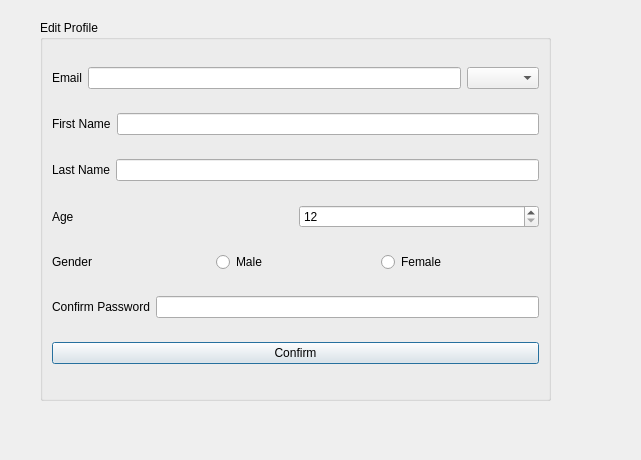
Above: In4B00king/editprofile.ui from leejm17/ICT1009-In4B00king before the change. Below: the same form after it.
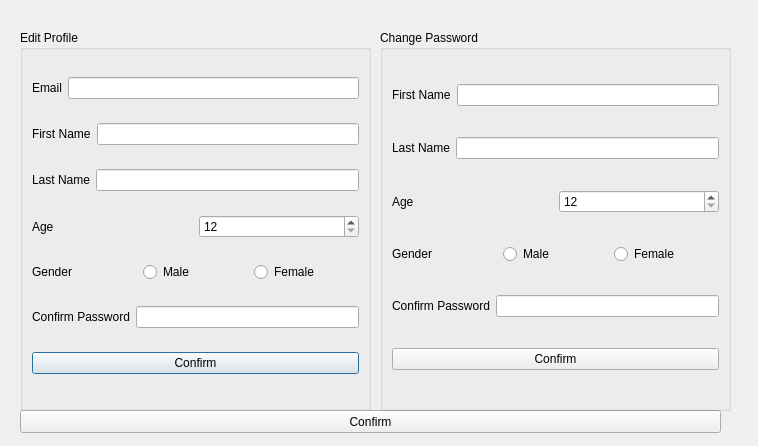
That is the form after the change.

Commit message: Edited Register and added forget password

Diff of the .ui file:
```diff
--- a/In4B00king/editprofile.ui
+++ b/In4B00king/editprofile.ui
@@ -6,8 +6,8 @@
    <rect>
     <x>0</x>
     <y>0</y>
-    <width>641</width>
-    <height>460</height>
+    <width>758</width>
+    <height>446</height>
    </rect>
   </property>
   <property name="windowTitle">
@@ -16,9 +16,9 @@
   <widget class="QGroupBox" name="groupBox">
    <property name="geometry">
     <rect>
-     <x>40</x>
-     <y>20</y>
-     <width>511</width>
+     <x>20</x>
+     <y>30</y>
+     <width>351</width>
      <height>381</height>
     </rect>
    </property>
@@ -48,9 +48,6 @@
         </property>
        </widget>
       </item>
-      <item>
-       <widget class="QComboBox" name="comboBox"/>
-      </item>
      </layout>
     </item>
     <item>
@@ -171,6 +168,150 @@
     </item>
    </layout>
   </widget>
+  <widget class="QPushButton" name="Register_3">
+   <property name="geometry">
+    <rect>
+     <x>20</x>
+     <y>410</y>
+     <width>701</width>
+     <height>23</height>
+    </rect>
+   </property>
+   <property name="text">
+    <string>Confirm</string>
+   </property>
+  </widget>
+  <widget class="QGroupBox" name="groupBox_2">
+   <property name="geometry">
+    <rect>
+     <x>380</x>
+     <y>30</y>
+     <width>351</width>
+     <height>381</height>
+    </rect>
+   </property>
+   <property name="title">
+    <string>Change Password</string>
+   </property>
+   <layout class="QVBoxLayout" name="verticalLayout_2">
+    <item>
+     <layout class="QHBoxLayout" name="horizontalLayout_8">
+      <item>
+       <widget class="QLabel" name="label_8">
+        <property name="text">
+         <string>First Name</string>
+        </property>
+       </widget>
+      </item>
+      <item>
+       <widget class="QLineEdit" name="Fname_2">
+        <property name="maximumSize">
+         <size>
+          <width>432</width>
+          <height>16777215</height>
+         </size>
+        </property>
+       </widget>
+      </item>
+     </layout>
+    </item>
+    <item>
+     <layout class="QHBoxLayout" name="horizontalLayout_9">
+      <item>
+       <widget class="QLabel" name="label_9">
+        <property name="text">
+         <string>Last Name</string>
+        </property>
+       </widget>
+      </item>
+      <item>
+       <widget class="QLineEdit" name="Lname_2">
+        <property name="maximumSize">
+         <size>
+          <width>433</width>
+          <height>16777215</height>
+         </size>
+        </property>
+       </widget>
+      </item>
+     </layout>
+    </item>
+    <item>
+     <layout class="QHBoxLayout" name="horizontalLayout_10">
+      <item>
+       <widget class="QLabel" name="label_10">
+        <property name="text">
+         <string>Age</string>
+        </property>
+       </widget>
+      </item>
+      <item>
+       <widget class="QSpinBox" name="Age_2">
+        <property name="minimum">
+         <number>12</number>
+        </property>
+       </widget>
+      </item>
+     </layout>
+    </item>
+    <item>
+     <layout class="QHBoxLayout" name="horizontalLayout_11">
+      <item>
+       <widget class="QLabel" name="label_11">
+        <property name="text">
+         <string>Gender</string>
+        </property>
+       </widget>
+      </item>
+      <item>
+       <widget class="QRadioButton" name="Male_2">
+        <property name="text">
+         <string>Male</string>
+        </property>
+       </widget>
+      </item>
+      <item>
+       <widget class="QRadioButton" name="Female_2">
+        <property name="text">
+         <string>Female</string>
+        </property>
+       </widget>
+      </item>
+     </layout>
+    </item>
+    <item>
+     <layout class="QHBoxLayout" name="horizontalLayout_12">
+      <item>
+       <widget class="QLabel" name="label_12">
+        <property name="text">
+         <string>Confirm Password</string>
+        </property>
+       </widget>
+      </item>
+      <item>
+       <widget class="QLineEdit" name="Password_2">
+        <property name="maximumSize">
+         <size>
+          <width>437</width>
+          <height>16777215</height>
+         </size>
+        </property>
+        <property name="echoMode">
+         <enum>QLineEdit::Password</enum>
+        </property>
+       </widget>
+      </item>
+     </layout>
+    </item>
+    <item>
+     <widget class="QPushButton" name="Register_4">
+      <property name="text">
+       <string>Confirm</string>
+      </property>
+     </widget>
+    </item>
+   </layout>
+  </widget>
  </widget>
  <resources/>
  <connections/>
```
The commit also changes 10 other files.
